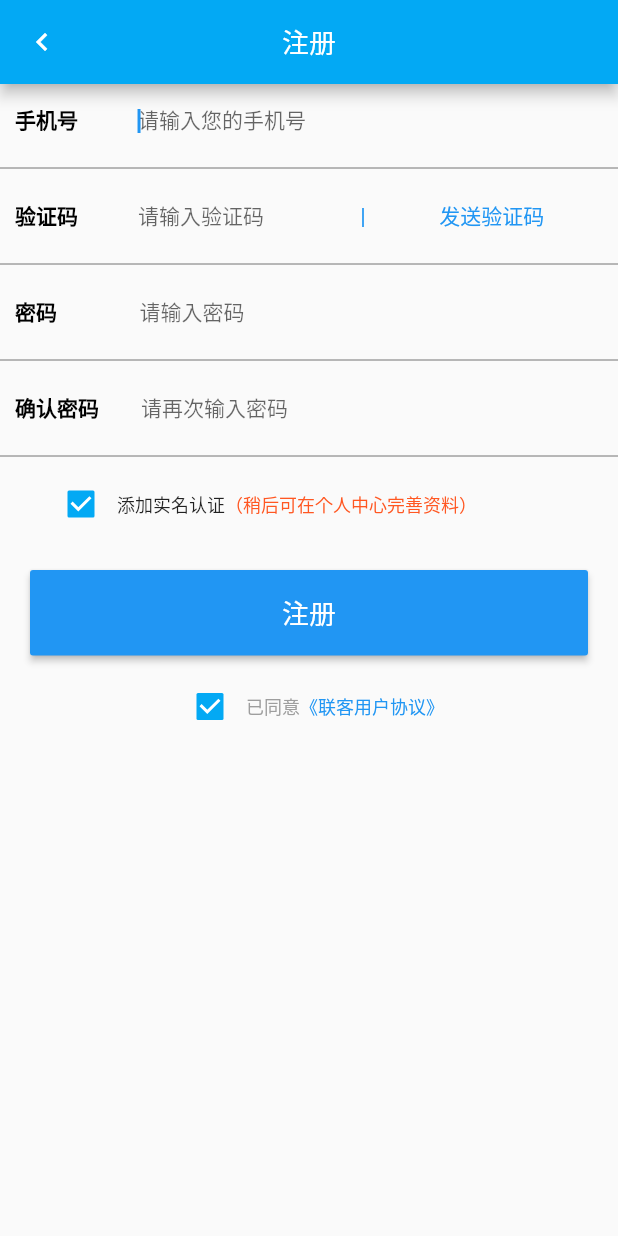
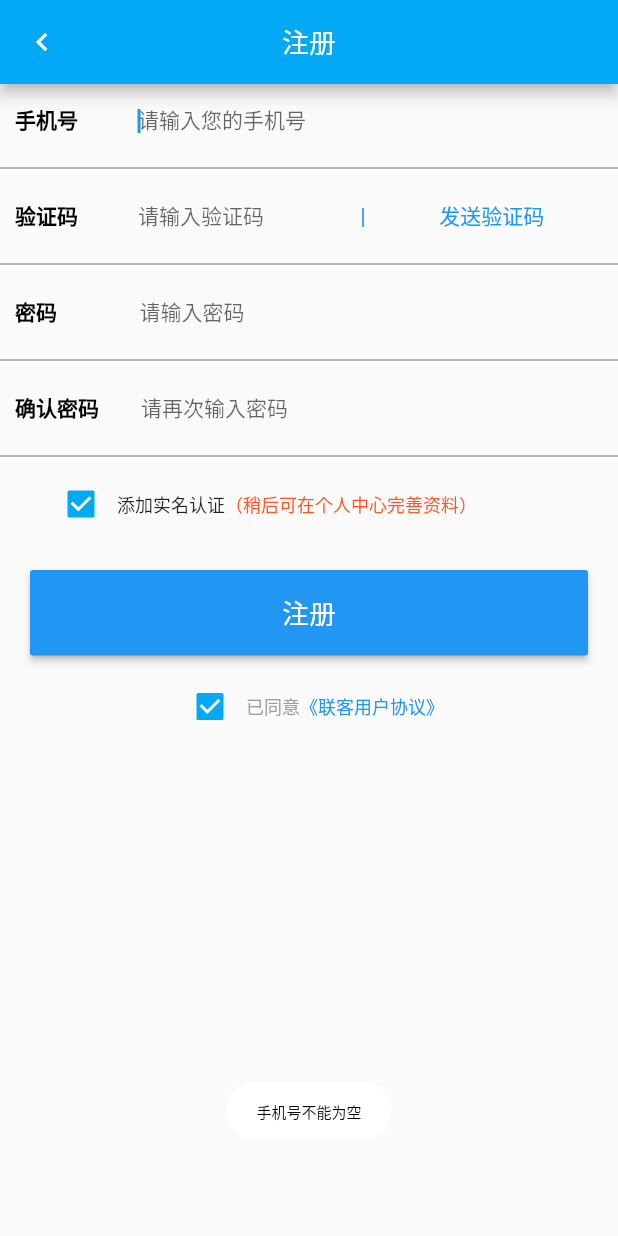
Before and after one commit to condor-CEO/visitor, a Flutter app: the Regisit screen opened directly, after a tap on "注册", on a phone screen of 412 x 824 dp. Run offline on Flutter 3.47's test engine with Material 2 defaults, Android fonts, the phone set to English and light mode, and no system bars; our stand-ins replace convert, dio, fluttertoast, package_info, shared_preferences; missing offline and left inert: gesture_password; accounts and stored records are empty; Roboto replaces fonts that are missing (楷体_GB2312).

```diff
--- a/lib/com/goldccm/visitor/util/Constant.dart
+++ b/lib/com/goldccm/visitor/util/Constant.dart
@@ -1,5 +1,5 @@
 class Constant {
-  static final String serverUrl = "http://192.168.101.44/visitor/";
+  static final String serverUrl = "http://47.99.209.40:8082/";
   static final String userUrl = "user/";
   static final String codeUrl = "code/";
   static final String userFriendUrl = "userFriend/";
--- a/lib/com/goldccm/visitor/view/login/Login.dart
+++ b/lib/com/goldccm/visitor/view/login/Login.dart
@@ -190,7 +190,7 @@ class LoginState extends State<Login> {
                             flex: 2,
                             child: new TextField(
                               style: _labelStyle,
-                              keyboardType: TextInputType.text,
+                              keyboardType: TextInputType.number,
                               controller: _checkCodeController,
                               decoration: InputDecoration(
                                   border: InputBorder.none,
--- a/lib/com/goldccm/visitor/view/login/Regisit.dart
+++ b/lib/com/goldccm/visitor/view/login/Regisit.dart
@@ -1,5 +1,16 @@
 import 'package:flutter/material.dart';
 import 'dart:async';
+import 'package:visitor/com/goldccm/visitor/util/ToastUtil.dart';
+import 'package:visitor/com/goldccm/visitor/httpinterface/http.dart';
+import 'package:visitor/com/goldccm/visitor/model/JsonResult.dart';
+import 'package:visitor/com/goldccm/visitor/util/Constant.dart';
+import 'package:visitor/com/goldccm/visitor/util/Md5Util.dart';
+import 'package:visitor/com/goldccm/visitor/util/DataUtils.dart';
+import 'package:visitor/com/goldccm/visitor/util/SharedPreferenceUtil.dart';
+import 'package:visitor/home.dart';
+import 'package:visitor/com/goldccm/visitor/model/UserInfo.dart';
+
+
 
 final TextStyle _labelStyle = new TextStyle(
     fontSize: 14.0,
@@ -88,7 +99,10 @@ class RegisitState extends State<Regisit> {
     _timer?.cancel();
   }
 
-
+  TextEditingController _userNameController = new TextEditingController();
+  TextEditingController _passwordController = new TextEditingController();
+  TextEditingController _passwordConfirmController = new TextEditingController();
+  TextEditingController _checkCodeController=new TextEditingController();
   @override
   Widget build(BuildContext context) {
     return new Scaffold(
@@ -120,19 +134,19 @@ class RegisitState extends State<Regisit> {
                   mainAxisSize: MainAxisSize.min,
 
                   children: <Widget>[
-                    buildForm('手机号', '请输入您的手机号', true, 20),
+                    buildForm('手机号', '请输入您的手机号', true, 20,_userNameController),
                     new Divider(
                       color: Colors.black54,
                     ),
-                    _buildCode('验证码', '请输入验证码', false, 20),
+                    _buildCode('验证码', '请输入验证码', false, 20,_checkCodeController),
                     new Divider(
                       color: Colors.black54,
                     ),
-                    buildForm('密码', '请输入密码', false, 35),
+                    buildForm('密码', '请输入密码', false, 35,_passwordController),
                     new Divider(
                       color: Colors.black54,
                     ),
-                    buildForm('确认密码', '请再次输入密码', false, 8),
+                    buildForm('确认密码', '请再次输入密码', false, 8,_passwordConfirmController),
                     new Divider(
                       color: Colors.black54,
                     ),
@@ -164,8 +178,12 @@ class RegisitState extends State<Regisit> {
                         children: <Widget>[
                           new Expanded(
                             child: new RaisedButton(
-                              onPressed: () {
-                                print("  我点击了  Padding  下的  RaisedButton");
+                              onPressed: (){
+                               if(isAgree) {
+                              _register();
+                    }else{
+                                 return null;
+                    }
                               },
                               //通过控制 Text 的边距来控制控件的高度
                               child: new Padding(
@@ -176,6 +194,8 @@ class RegisitState extends State<Regisit> {
                                 ),
                               ),
                               color: Colors.blue,
+                              disabledColor: Colors.grey,
+                              disabledTextColor: Colors.grey,
                             ),
                           ),
                         ],
@@ -209,7 +229,7 @@ class RegisitState extends State<Regisit> {
   }
 
   Widget buildForm(
-      String labelText, String hintText, bool autofocus, double left) {
+      String labelText, String hintText, bool autofocus, double left,TextEditingController controller) {
     return new Row(
       mainAxisAlignment: MainAxisAlignment.start,
       crossAxisAlignment: CrossAxisAlignment.center,
@@ -224,7 +244,7 @@ class RegisitState extends State<Regisit> {
         // 右边部分输入，用Expanded限制子控件的大小
         new Expanded(
           child: new TextField(
-            controller: null,
+            controller: controller,
             autofocus: autofocus,
             // 焦点控制，类似于Android中View的Focus
             style: _hintlStyle,
@@ -240,8 +260,43 @@ class RegisitState extends State<Regisit> {
     );
   }
 
+  /**
+   * 注册
+   */
+  void _register() async{
+    if(checkLoignUser()&&checkCode()&&checkPass()&&checkConfirmPass()){
+      String phone = _userNameController.text.toString();
+      String code = _checkCodeController.text.toString();
+      String sysPwd = Md5Util.instance.encryptByMD5ByHex(_passwordController.text.toString());
+      var response = await Http.instance.post(Constant.registerUrl,queryParameters: {"phone":phone,"code":code,"sysPwd":sysPwd});
+      JsonResult result = JsonResult.fromJson(response);
+      if(result.sign=='success'){
+        var data = await Http.instance.post(Constant.loginUrl,queryParameters:{"phone":phone,"style":"1","sysPwd":sysPwd});
+        JsonResult loginResult = JsonResult.fromJson(data);
+        if(loginResult.sign=='success'){
+          Map userMap = result.data['user'];
+          UserInfo userInfo = UserInfo.fromJson(userMap);
+          DataUtils.saveLoginInfo(userMap);
+          DataUtils.saveUserInfo(userMap);
+          //DataUtils.saveNoticeInfo(noticeMap);
+          SharedPreferenceUtil.saveUser(userInfo);
+          Navigator.push(context, new MaterialPageRoute(builder: (BuildContext context){
+            return new MyHomeApp();
+          }));
+        }else{
+          ToastUtil.showShortToast(loginResult.desc);
+          return ;
+        }
+      }else{
+        ToastUtil.showShortToast(result.desc);
+        return ;
+      }
+
+    }
+  }
+
   Widget _buildCode(
-      String labelText, String hintText, bool autofocus, double left) {
+      String labelText, String hintText, bool autofocus, double left,TextEditingController controller) {
     return new Row(
       mainAxisAlignment: MainAxisAlignment.center,
       crossAxisAlignment: CrossAxisAlignment.center,
@@ -278,9 +333,13 @@ class RegisitState extends State<Regisit> {
             crossAxisAlignment: CrossAxisAlignment.center,
             children: <Widget>[
               new GestureDetector(
-                onTap:() {
+                onTap:() async {
                     if (_codeBtnflag) {
-                      _startTimer();
+                      bool sendResult = await getCheckCode();
+                      if(sendResult){
+                        _startTimer();
+                      }
+
                     } else {
                       return null;
                     }
@@ -298,4 +357,97 @@ class RegisitState extends State<Regisit> {
       ],
     );
   }
+
+  /*
+  *  用户名校验
+   */
+  bool checkLoignUser(){
+    String _loginName = _userNameController.text.toString();
+    bool checkResult =true;
+    if(_loginName==null||_loginName==""){
+      ToastUtil.showShortToast('手机号不能为空');
+      checkResult= false;
+    }else if(_loginName!=''&&_loginName.length!=11){
+      ToastUtil.showShortToast('手机号长度不正确');
+      checkResult= false;
+    }else{
+      checkResult= true;
+    }
+    return checkResult;
+
+  }
+
+  /**
+   * 密码校验
+   */
+  bool checkPass(){
+    String _pass = _passwordController.text.toString();
+    bool checkResult = true;
+    if(_pass==null||_pass==""){
+      ToastUtil.showShortToast('密码不能为空');
+      checkResult= false;
+    }else if(_pass!=''&&_pass.length<6&&_pass.length>=32){
+      ToastUtil.showShortToast('密码长度不能小于6位大于32位');
+      checkResult= false;
+    }else{
+      checkResult= true;
+    }
+    return checkResult;
+  }
+
+  bool checkConfirmPass(){
+    String _confirmPass = _passwordConfirmController.text.toString();
+    String _pass = _passwordController.text.toString();
+    if(_confirmPass!=_pass){
+      ToastUtil.showShortToast('两次输入密码不一致');
+      return false;
+    }else{
+      return true;
+    }
+
+  }
+
+  /**
+   * 手机验证码校验
+   */
+  bool checkCode(){
+    String _checkCode = _checkCodeController.text.toString();
+    bool checkResult = true;
+    if(_checkCode==null||_checkCode==""){
+      ToastUtil.showShortToast('验证码不能为空');
+      checkResult= false;
+    }else if(_checkCode!=''&&_checkCode.length!=6){
+      ToastUtil.showShortToast('验证码必须为6位数字');
+      checkResult= false;
+    }else{
+      checkResult= true;
+    }
+    return checkResult;
+
+  }
+
+  /**
+   * 获取验证码
+   */
+  Future<bool> getCheckCode() async {
+    bool _userNameCheck = checkLoignUser();
+    if(_userNameCheck){
+      String url = Constant.sendCodeUrl+"/"+_userNameController.text.toString()+"/1";
+      var data = await Http().get(url,queryParameters:{"phone":_userNameController.text.toString(),"type":"1"});
+      if(data!=null){
+        JsonResult result = JsonResult.fromJson(data);
+        if(result.sign=='success'){
+          return true;
+        }else{
+          ToastUtil.showShortToast(result.desc);
+          return false;
+        }
+      }
+
+    }else{
+      return _userNameCheck;
+    }
+  }
+
+
 }
```
